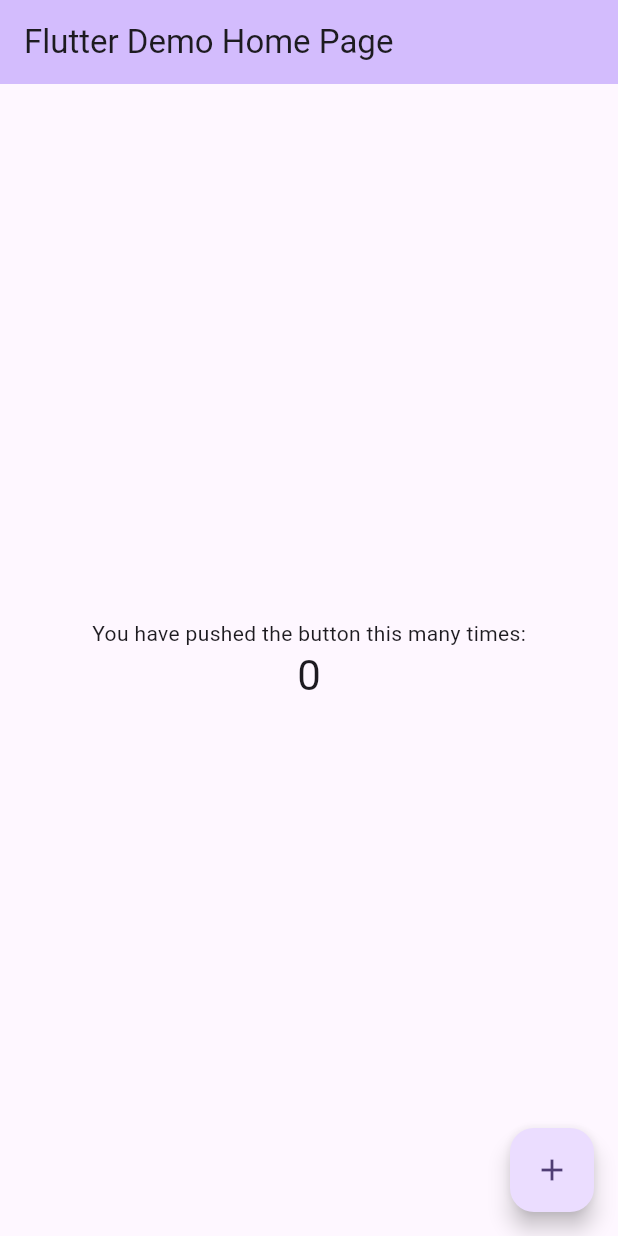
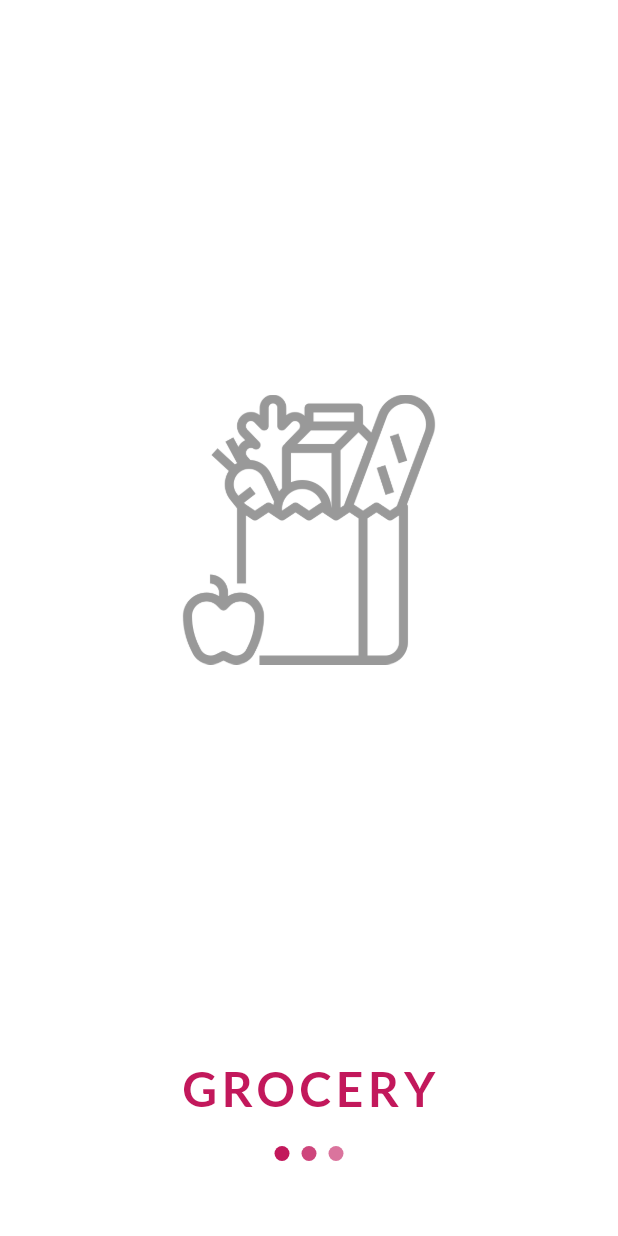
Before and after one commit to NarayanSrinath/groceryApp, a Flutter app: the first screen one second after launch, on a phone screen of 412 x 824 dp. Run offline on Flutter 3.47's test engine with Material 3 defaults, Android fonts, the phone set to English and light mode, and no system bars; drawn by our look-alikes of animated_text_kit; our stand-ins replace flutter_bloc, google_fonts.

Commit message:
basic folder structure and Splash screen

```diff
--- /dev/null
+++ b/lib/app.dart
@@ -0,0 +1,18 @@
+import 'package:flutter/material.dart';
+import 'package:groceryapp/core/config/app_routes.dart';
+import 'package:groceryapp/core/config/app_theme.dart';
+
+
+class App extends StatelessWidget {
+  const App({super.key});
+
+  @override
+  Widget build(BuildContext context) {
+    return MaterialApp(
+      debugShowCheckedModeBanner: false,
+      theme: AppTheme.lightTheme, // Apply custom theme
+      initialRoute: '/',
+      onGenerateRoute: AppRouter.generateRoute, // Manage app navigation
+    );
+  }
+}
--- /dev/null
+++ b/lib/core/config/app_routes.dart
@@ -0,0 +1,20 @@
+import 'package:flutter/material.dart';
+
+import 'package:groceryapp/presentation/screens/splash/splash_screen.dart';
+
+class AppRouter {
+  static Route<dynamic> generateRoute(RouteSettings settings) {
+    switch (settings.name) {
+      case '/':
+        return MaterialPageRoute(builder: (_) => const SplashScreen());
+      case '/home':
+        return MaterialPageRoute(builder: (_) =>  Container());
+      default:
+        return MaterialPageRoute(
+          builder: (_) => const Scaffold(
+            body: Center(child: Text('No route defined')),
+          ),
+        );
+    }
+  }
+}
--- /dev/null
+++ b/lib/core/config/app_theme.dart
@@ -0,0 +1,22 @@
+import 'package:flutter/material.dart';
+import 'package:groceryapp/core/utils/AppFont.dart';
+
+import 'package:groceryapp/core/utils/AppColors.dart';
+
+
+class AppTheme {
+  static ThemeData lightTheme = ThemeData(
+    primaryColor: AppColors.primary,
+    scaffoldBackgroundColor: AppColors.white,
+    textTheme: AppFonts.textTheme, // ✅ Using textTheme from AppFonts
+    appBarTheme: const AppBarTheme(
+      backgroundColor: AppColors.primary,
+      foregroundColor: Colors.white,
+      elevation: 0,
+    ),
+    buttonTheme:const  ButtonThemeData(
+      buttonColor: AppColors.primary,
+      textTheme: ButtonTextTheme.primary,
+    ),
+  );
+}
--- /dev/null
+++ b/lib/core/utils/AppColors.dart
@@ -0,0 +1,8 @@
+import 'package:flutter/material.dart';
+
+class AppColors {
+  static const Color primary = Color(0xFFC2185B);  // Dark Pink
+  static const Color secondary = Color(0xFFF8BBD0); // Light Pink
+  static const Color black = Colors.black;
+  static const Color white = Colors.white;
+}
--- /dev/null
+++ b/lib/core/utils/AppFont.dart
@@ -0,0 +1,58 @@
+import 'package:flutter/material.dart';
+import 'package:google_fonts/google_fonts.dart';
+import 'package:groceryapp/core/utils/AppColors.dart';
+
+
+class AppFonts {
+  // Text Styles
+  static TextStyle heading = GoogleFonts.lato(
+    fontSize: 32.0,
+    fontWeight: FontWeight.bold,
+    color: AppColors.primary,
+  );
+
+  static TextStyle subHeading = GoogleFonts.lato(
+    fontSize: 24.0,
+    fontWeight: FontWeight.w600,
+    color: AppColors.secondary,
+  );
+
+  static TextStyle body = GoogleFonts.lato(
+    fontSize: 18.0,
+    fontWeight: FontWeight.normal,
+    color: AppColors.black,
+  );
+
+  static TextStyle bold = GoogleFonts.lato(
+    fontSize: 18.0,
+    fontWeight: FontWeight.bold,
+    color: AppColors.black,
+  );
+
+  static TextStyle italic = GoogleFonts.lato(
+    fontSize: 16.0,
+    fontStyle: FontStyle.italic,
+    color: AppColors.black,
+  );
+
+  static TextStyle caption = GoogleFonts.lato(
+    fontSize: 14.0,
+    fontWeight: FontWeight.w400,
+    color: AppColors.black.withOpacity(0.7),
+  );
+
+  static TextStyle button = GoogleFonts.lato(
+    fontSize: 16.0,
+    fontWeight: FontWeight.w600,
+    color: AppColors.white,
+  );
+
+  // TextTheme for Global Use in ThemeData
+  static TextTheme textTheme = TextTheme(
+    displayLarge: heading,
+    titleLarge: subHeading,
+    bodyLarge: body,
+    bodyMedium: caption,
+    labelLarge: button,
+  );
+}
--- /dev/null
+++ b/lib/dependency.dart
@@ -0,0 +1,16 @@
+
+import 'package:flutter_bloc/flutter_bloc.dart';
+
+import 'package:groceryapp/logic/blocs/auth_bloc.dart';
+import 'package:groceryapp/logic/blocs/cart_bloc.dart';
+import 'package:groceryapp/logic/blocs/grocery_bloc.dart';
+
+class DependencyInjection {
+  static List<BlocProvider> getBlocProviders() {
+    return [
+      BlocProvider<AuthBloc>(create: (context) => AuthBloc()),
+      BlocProvider<CartBloc>(create: (context) => CartBloc()),
+      BlocProvider<GroceryBloc>(create: (context) => GroceryBloc()),
+    ];
+  }
+}
--- /dev/null
+++ b/lib/logic/blocs/auth_bloc.dart
@@ -0,0 +1,25 @@
+import 'package:flutter_bloc/flutter_bloc.dart';
+
+// Events
+abstract class AuthEvent {}
+
+class LoginEvent extends AuthEvent {}
+
+class LogoutEvent extends AuthEvent {}
+
+// States
+abstract class AuthState {}
+
+class AuthInitial extends AuthState {}
+
+class Authenticated extends AuthState {}
+
+class Unauthenticated extends AuthState {}
+
+// Bloc
+class AuthBloc extends Bloc<AuthEvent, AuthState> {
+  AuthBloc() : super(AuthInitial()) {
+    on<LoginEvent>((event, emit) => emit(Authenticated()));
+    on<LogoutEvent>((event, emit) => emit(Unauthenticated()));
+  }
+}
--- /dev/null
+++ b/lib/logic/blocs/cart_bloc.dart
@@ -0,0 +1,23 @@
+import 'package:flutter_bloc/flutter_bloc.dart';
+
+// Events
+abstract class CartEvent {}
+
+class AddItem extends CartEvent {}
+
+class RemoveItem extends CartEvent {}
+
+// States
+abstract class CartState {}
+
+class CartInitial extends CartState {}
+
+class CartUpdated extends CartState {}
+
+// Bloc
+class CartBloc extends Bloc<CartEvent, CartState> {
+  CartBloc() : super(CartInitial()) {
+    on<AddItem>((event, emit) => emit(CartUpdated()));
+    on<RemoveItem>((event, emit) => emit(CartUpdated()));
+  }
+}
--- /dev/null
+++ b/lib/logic/blocs/grocery_bloc.dart
@@ -0,0 +1,20 @@
+import 'package:flutter_bloc/flutter_bloc.dart';
+
+// Events
+abstract class GroceryEvent {}
+
+class FetchGroceries extends GroceryEvent {}
+
+// States
+abstract class GroceryState {}
+
+class GroceryInitial extends GroceryState {}
+
+class GroceryLoaded extends GroceryState {}
+
+// Bloc
+class GroceryBloc extends Bloc<GroceryEvent, GroceryState> {
+  GroceryBloc() : super(GroceryInitial()) {
+    on<FetchGroceries>((event, emit) => emit(GroceryLoaded()));
+  }
+}
--- a/lib/main.dart
+++ b/lib/main.dart
@@ -1,125 +1,21 @@
 import 'package:flutter/material.dart';
+import 'package:flutter_bloc/flutter_bloc.dart';
+import 'package:groceryapp/app.dart';
+import 'package:groceryapp/dependency.dart';
 
 void main() {
+  WidgetsFlutterBinding.ensureInitialized();
   runApp(const MyApp());
 }
 
 class MyApp extends StatelessWidget {
   const MyApp({super.key});
 
-  // This widget is the root of your application.
   @override
   Widget build(BuildContext context) {
-    return MaterialApp(
-      title: 'Flutter Demo',
-      theme: ThemeData(
-        // This is the theme of your application.
-        //
-        // TRY THIS: Try running your application with "flutter run". You'll see
-        // the application has a purple toolbar. Then, without quitting the app,
-        // try changing the seedColor in the colorScheme below to Colors.green
-        // and then invoke "hot reload" (save your changes or press the "hot
-        // reload" button in a Flutter-supported IDE, or press "r" if you used
-        // the command line to start the app).
-        //
-        // Notice that the counter didn't reset back to zero; the application
-        // state is not lost during the reload. To reset the state, use hot
-        // restart instead.
-        //
-        // This works for code too, not just values: Most code changes can be
-        // tested with just a hot reload.
-        colorScheme: ColorScheme.fromSeed(seedColor: Colors.deepPurple),
-        useMaterial3: true,
-      ),
-      home: const MyHomePage(title: 'Flutter Demo Home Page'),
+    return MultiBlocProvider(
+      providers: DependencyInjection.getBlocProviders(), // Register BLoC providers
+      child: const App(), // Load the App widget
     );
   }
 }
-
-class MyHomePage extends StatefulWidget {
-  const MyHomePage({super.key, required this.title});
-
-  // This widget is the home page of your application. It is stateful, meaning
-  // that it has a State object (defined below) that contains fields that affect
-  // how it looks.
-
-  // This class is the configuration for the state. It holds the values (in this
-  // case the title) provided by the parent (in this case the App widget) and
-  // used by the build method of the State. Fields in a Widget subclass are
-  // always marked "final".
-
-  final String title;
-
-  @override
-  State<MyHomePage> createState() => _MyHomePageState();
-}
-
-class _MyHomePageState extends State<MyHomePage> {
-  int _counter = 0;
-
-  void _incrementCounter() {
-    setState(() {
-      // This call to setState tells the Flutter framework that something has
-      // changed in this State, which causes it to rerun the build method below
-      // so that the display can reflect the updated values. If we changed
-      // _counter without calling setState(), then the build method would not be
-      // called again, and so nothing would appear to happen.
-      _counter++;
-    });
-  }
-
-  @override
-  Widget build(BuildContext context) {
-    // This method is rerun every time setState is called, for instance as done
-    // by the _incrementCounter method above.
-    //
-    // The Flutter framework has been optimized to make rerunning build methods
-    // fast, so that you can just rebuild anything that needs updating rather
-    // than having to individually change instances of widgets.
-    return Scaffold(
-      appBar: AppBar(
-        // TRY THIS: Try changing the color here to a specific color (to
-        // Colors.amber, perhaps?) and trigger a hot reload to see the AppBar
-        // change color while the other colors stay the same.
-        backgroundColor: Theme.of(context).colorScheme.inversePrimary,
-        // Here we take the value from the MyHomePage object that was created by
-        // the App.build method, and use it to set our appbar title.
-        title: Text(widget.title),
-      ),
-      body: Center(
-        // Center is a layout widget. It takes a single child and positions it
-        // in the middle of the parent.
-        child: Column(
-          // Column is also a layout widget. It takes a list of children and
-          // arranges them vertically. By default, it sizes itself to fit its
-          // children horizontally, and tries to be as tall as its parent.
-          //
-          // Column has various properties to control how it sizes itself and
-          // how it positions its children. Here we use mainAxisAlignment to
-          // center the children vertically; the main axis here is the vertical
-          // axis because Columns are vertical (the cross axis would be
-          // horizontal).
-          //
-          // TRY THIS: Invoke "debug painting" (choose the "Toggle Debug Paint"
-          // action in the IDE, or press "p" in the console), to see the
-          // wireframe for each widget.
-          mainAxisAlignment: MainAxisAlignment.center,
-          children: <Widget>[
-            const Text(
-              'You have pushed the button this many times:',
-            ),
-            Text(
-              '$_counter',
-              style: Theme.of(context).textTheme.headlineMedium,
-            ),
-          ],
-        ),
-      ),
-      floatingActionButton: FloatingActionButton(
-        onPressed: _incrementCounter,
-        tooltip: 'Increment',
-        child: const Icon(Icons.add),
-      ), // This trailing comma makes auto-formatting nicer for build methods.
-    );
-  }
-}
--- /dev/null
+++ b/lib/presentation/screens/splash/splash_bloc.dart
@@ -0,0 +1,27 @@
+import 'dart:async';
+import 'package:flutter_bloc/flutter_bloc.dart';
+
+// 🔹 Events for SplashBloc
+abstract class SplashEvent {}
+
+class StartSplash extends SplashEvent {}
+
+// 🔹 States for SplashBloc
+abstract class SplashState {}
+
+class SplashInitial extends SplashState {}
+
+class SplashLoading extends SplashState {}
+
+class SplashComplete extends SplashState {}
+
+// 🔹 Bloc Implementation
+class SplashBloc extends Bloc<SplashEvent, SplashState> {
+  SplashBloc() : super(SplashInitial()) {
+    on<StartSplash>((event, emit) async {
+      emit(SplashLoading());
+      await Future.delayed(const Duration(seconds: 5)); // Simulating delay
+      emit(SplashComplete());
+    });
+  }
+}
--- /dev/null
+++ b/lib/presentation/screens/splash/splash_screen.dart
@@ -0,0 +1,69 @@
+import 'package:flutter/material.dart';
+import 'package:flutter_bloc/flutter_bloc.dart';
+import 'package:animated_text_kit/animated_text_kit.dart';
+import 'package:groceryapp/core/utils/AppColors.dart';
+import 'package:groceryapp/core/utils/AppFont.dart';
+
+import 'package:groceryapp/presentation/screens/splash/splash_bloc.dart';
+import 'package:groceryapp/presentation/widgets/ThreeDotLoader.dart';
+
+class SplashScreen extends StatelessWidget {
+  const SplashScreen({super.key});
+
+  @override
+  Widget build(BuildContext context) {
+    return BlocProvider(
+      create: (context) => SplashBloc()..add(StartSplash()), // 🔹 Initialize BLoC
+      child: BlocListener<SplashBloc, SplashState>(
+        listener: (context, state) {
+          if (state is SplashComplete) {
+            Navigator.pushReplacementNamed(context, '/home'); // 🔹 Navigate to Home
+          }
+        },
+        child: Scaffold(
+          backgroundColor: AppColors.white,
+          body: Column(
+            mainAxisAlignment: MainAxisAlignment.center,
+            children: [
+              Expanded(
+                child: Center(
+                  child: BlocBuilder<SplashBloc, SplashState>(
+                    builder: (context, state) {
+                      return AnimatedOpacity(
+                        opacity: state is SplashLoading ? 1.0 : 0.0,
+                        duration: const Duration(seconds: 2),
+                        child: Image.asset('lib/assets/images/grocery.png', width: 180),
+                      );
+                    },
+                  ),
+                ),
+              ),
+
+              // Typing Animation for Grocery Text
+              DefaultTextStyle(
+                style: AppFonts.heading.copyWith(letterSpacing: 3),
+                child: AnimatedTextKit(
+                  animatedTexts: [
+                    TyperAnimatedText(
+                      'GROCERY',
+                      speed: const Duration(milliseconds: 150),
+                    ),
+                  ],
+                  isRepeatingAnimation: false,
+                ),
+              ),
+
+              const SizedBox(height: 20),
+
+              // Pulsating Three-Dot Loader
+              const Padding(
+                padding: EdgeInsets.only(bottom: 50),
+                child: ThreeDotLoader(),
+              ),
+            ],
+          ),
+        ),
+      ),
+    );
+  }
+}
--- /dev/null
+++ b/lib/presentation/widgets/ThreeDotLoader.dart
@@ -0,0 +1,60 @@
+import 'package:flutter/material.dart';
+import 'package:groceryapp/core/utils/AppColors.dart';
+
+class ThreeDotLoader extends StatefulWidget {
+  const ThreeDotLoader({super.key});
+
+  @override
+  _ThreeDotLoaderState createState() => _ThreeDotLoaderState();
+}
+
+class _ThreeDotLoaderState extends State<ThreeDotLoader> with TickerProviderStateMixin {
+  late AnimationController _controller;
+  late Animation<double> _animation;
+
+  @override
+  void initState() {
+    super.initState();
+    _controller = AnimationController(
+      duration: const Duration(milliseconds: 800),
+      vsync: this,
+    )..repeat(reverse: true);
+
+    // ✅ Fixed issue: Use named arguments for Tween
+    _animation = Tween<double>(begin: 0.2, end: 1.0).animate(_controller);
+  }
+
+  @override
+  Widget build(BuildContext context) {
+    return Row(
+      mainAxisAlignment: MainAxisAlignment.center,
+      children: List.generate(3, (index) {
+        return AnimatedBuilder(
+          animation: _controller,
+          builder: (context, child) {
+            return Opacity(
+              opacity: (_animation.value - (index * 0.2)).clamp(0.2, 1.0),
+              child: Padding(
+                padding: const EdgeInsets.symmetric(horizontal: 4.0),
+                child: Container(
+                  width: 10,
+                  height: 10,
+                  decoration: const BoxDecoration(
+                    shape: BoxShape.circle,
+                    color: AppColors.primary,
+                  ),
+                ),
+              ),
+            );
+          },
+        );
+      }),
+    );
+  }
+
+  @override
+  void dispose() {
+    _controller.dispose();
+    super.dispose();
+  }
+}
--- /dev/null
+++ b/lib/routes/app_routers.dart
@@ -0,0 +1,21 @@
+import 'package:flutter/material.dart';
+
+import 'package:groceryapp/presentation/screens/splash/splash_screen.dart';
+
+
+class AppRouter {
+  static Route<dynamic> generateRoute(RouteSettings settings) {
+    switch (settings.name) {
+      case '/':
+        return MaterialPageRoute(builder: (_) => const SplashScreen());
+      case '/home':
+        return MaterialPageRoute(builder: (_) =>  Container());
+      default:
+        return MaterialPageRoute(
+          builder: (_) => Scaffold(
+            body: Center(child: Text('No route defined for ${settings.name}')),
+          ),
+        );
+    }
+  }
+}
```
Also changed, not shown: analysis_options.yaml (+29 -23 lines), pubspec.yaml (+7 -3 lines), lib/assets/images/grocery.png (added), pubspec.lock, 11 other files.
